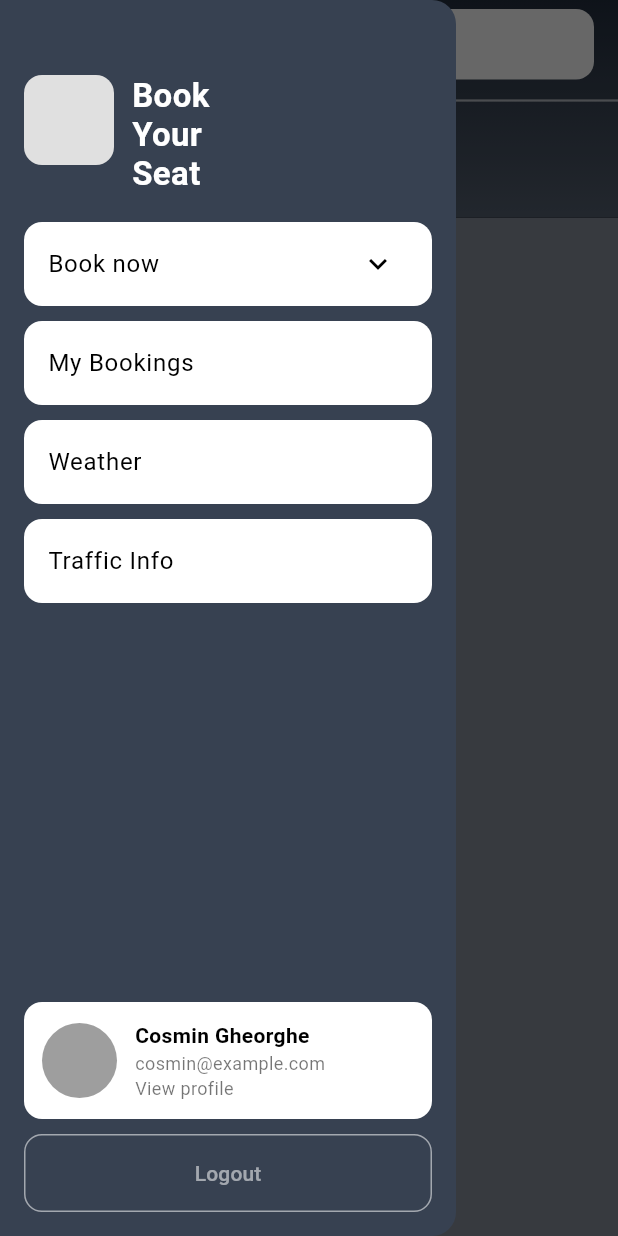
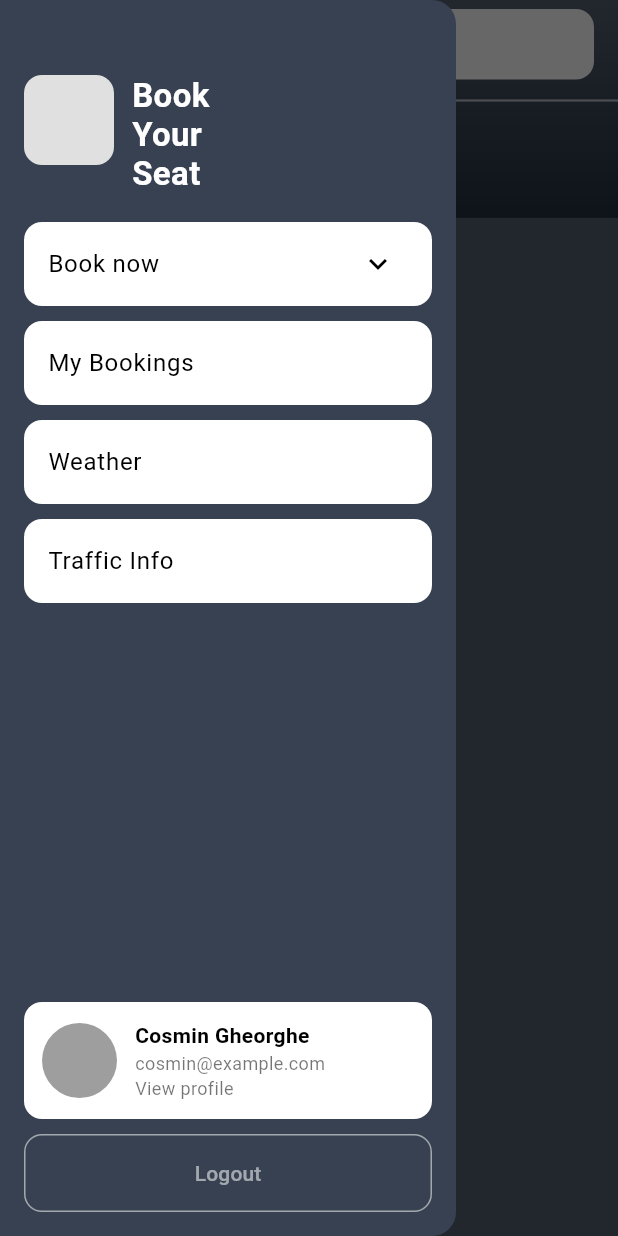
Before and after one commit to ITSSBackToSchool/echipa-3-mobile, a Flutter app: the screen it shows after launch, with the side drawer open, on a phone screen of 412 x 824 dp. Run offline on Flutter 3.47's test engine with Material 3 defaults, Android fonts, the phone set to English and light mode, and no system bars.

Commit message:
add color palette file and change gradient for app bar

```diff
--- a/lib/main.dart
+++ b/lib/main.dart
@@ -4,6 +4,7 @@ import 'package:seat_booking_app/screens/my_bookings_page.dart';
 import 'package:seat_booking_app/screens/office_seats_page.dart';
 import 'package:seat_booking_app/screens/traffic_info_page.dart';
 import 'package:seat_booking_app/screens/weather_page.dart';
+import 'package:seat_booking_app/utils/app_colors.dart';
 import 'package:seat_booking_app/widgets/custom_app_bar.dart';
 
 void main() {
@@ -18,7 +19,7 @@ class MyApp extends StatelessWidget {
     return MaterialApp(
       title: 'Flutter Demo',
       theme: ThemeData.dark().copyWith(
-        scaffoldBackgroundColor: const Color(0xFF232D3F),
+        scaffoldBackgroundColor: AppColors.background,
         colorScheme: ColorScheme.fromSeed(
           seedColor: Colors.deepPurple,
           brightness: Brightness.dark,
@@ -139,7 +140,7 @@ class _MyHomePageState extends State<MyHomePage> {
           ],
         ),
       ),
-      body: Container(color: Colors.white38), // Empty body for now
+      body: Container(color: AppColors.background), // Empty body for now
     );
   }
 
--- a/lib/screens/office_seats_page.dart
+++ b/lib/screens/office_seats_page.dart
@@ -1,4 +1,5 @@
 import 'package:flutter/material.dart';
+import 'package:seat_booking_app/utils/app_colors.dart';
 import 'package:seat_booking_app/widgets/custom_app_bar.dart';
 import 'package:seat_booking_app/widgets/custom_drawer.dart';
 
@@ -10,7 +11,9 @@ class OfficeSeatsPage extends StatelessWidget {
     return Scaffold(
       appBar: const CustomAppBar(title: 'Office Seats'),
       drawer: const CustomDrawer(),
+      backgroundColor: AppColors.background,
       body: const Center(
+
         child: Text('This is the Office Seats page.'),
       ),
     );
--- /dev/null
+++ b/lib/utils/app_colors.dart
@@ -0,0 +1,9 @@
+import 'package:flutter/material.dart';
+
+class AppColors {
+  static const Color background = Color(0xFF4B5563);
+  static const Color drawerBackground = Color(0xFF374151);
+  static const Color appBarGradientStart = Color(0xFF1F2937);
+  static const Color appBarGradientEnd = Color(0xFF4B5563);
+  static const Color accent = Color(0xFFE0E0E0);
+}
--- a/lib/widgets/custom_app_bar.dart
+++ b/lib/widgets/custom_app_bar.dart
@@ -1,4 +1,5 @@
 import 'package:flutter/material.dart';
+import 'package:seat_booking_app/utils/app_colors.dart';
 
 class CustomAppBar extends StatelessWidget implements PreferredSizeWidget {
   final String title;
@@ -17,11 +18,11 @@ class CustomAppBar extends StatelessWidget implements PreferredSizeWidget {
         decoration: const BoxDecoration(
           gradient: LinearGradient(
             colors: [
-              Color(0xFF1F2937),
-              Color(0xFF4B5563),
+              AppColors.appBarGradientStart,
+              AppColors.appBarGradientEnd,
             ],
-            begin: Alignment.topCenter,
-            end: Alignment.bottomCenter,
+            begin: Alignment.bottomCenter,
+            end: Alignment.topCenter,
           ),
         ),
       ),
@@ -35,7 +36,7 @@ class CustomAppBar extends StatelessWidget implements PreferredSizeWidget {
             height: 40,
             decoration: BoxDecoration(
               gradient: const LinearGradient(
-                colors: [Color(0xFF1F2937), Color(0xFF4B5563)],
+                colors: [AppColors.appBarGradientStart, AppColors.appBarGradientEnd],
                 begin: Alignment.topCenter,
                 end: Alignment.bottomCenter,
               ),
@@ -64,7 +65,7 @@ class CustomAppBar extends StatelessWidget implements PreferredSizeWidget {
           child: Container(
             width: 120,
             decoration: BoxDecoration(
-              color: const Color(0xFFE0E0E0),
+              color: AppColors.accent,
               borderRadius: BorderRadius.circular(12),
             ),
           ),
```
